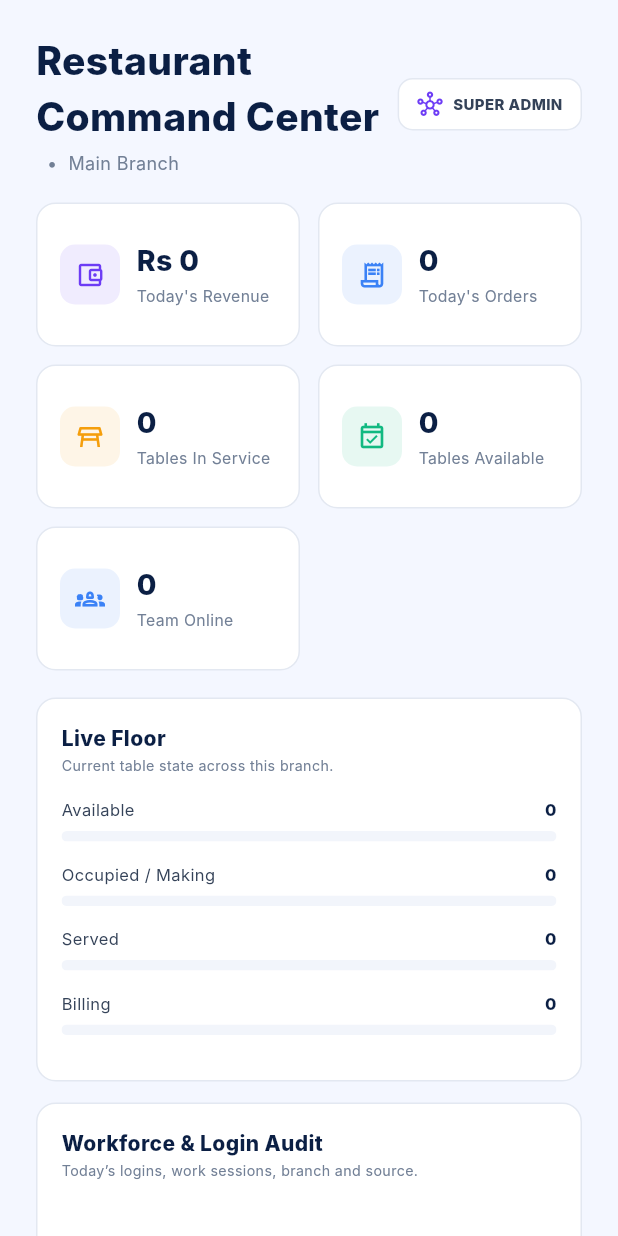
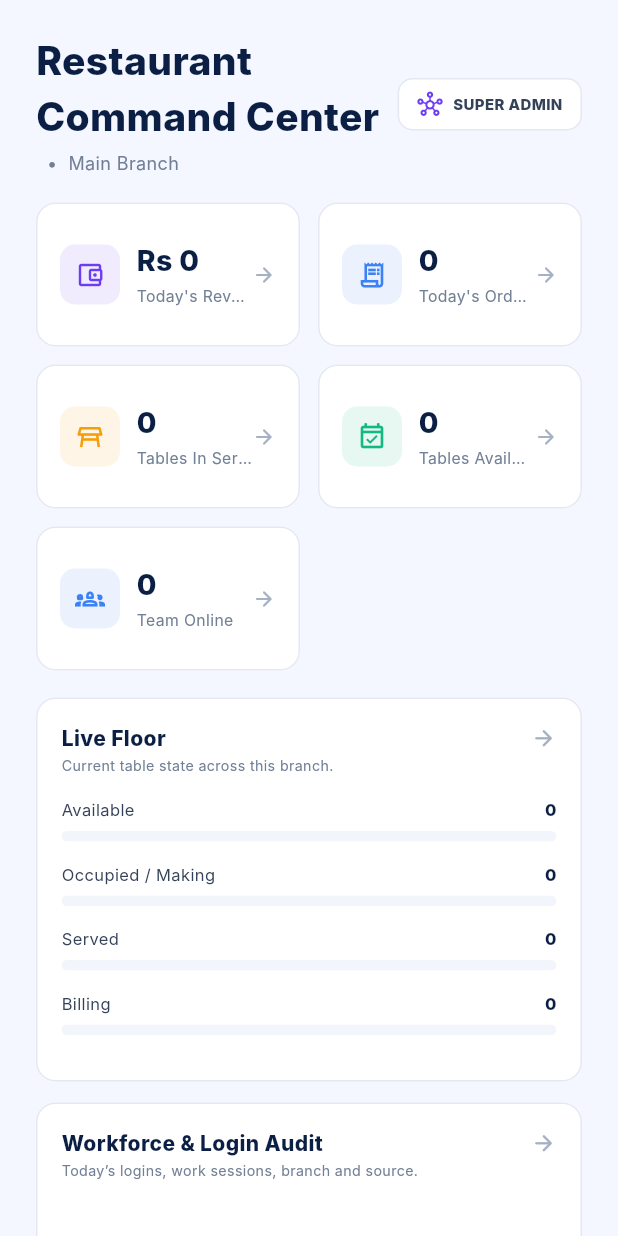
Before and after one commit to tycoontecnologies/POS-AI-Restaurant, a Flutter app: the RestaurantCommandCenterScreen widget shown alone on an empty page, opened directly, on a phone screen of 412 x 824 dp. Run offline on Flutter 3.47's test engine with Material 3 defaults, Android fonts, the phone set to English and light mode, and no system bars; our stand-ins replace cached_network_image, cloud_firestore, firebase_auth, firebase_core, firebase_storage, go_router and 5 more; missing offline and left inert: dart:html, tutorial_coach_mark, universal_html; accounts and stored records are empty; network calls fail; Roboto replaces fonts that are missing (Inter).

Commit message:
Make command center metrics and panels clickable

```diff
--- a/lib/screens/restaurant_command_center_screen.dart
+++ b/lib/screens/restaurant_command_center_screen.dart
@@ -1,11 +1,13 @@
 import 'package:cloud_firestore/cloud_firestore.dart';
 import 'package:flutter/material.dart';
+import 'package:go_router/go_router.dart';
 import 'package:provider/provider.dart';
 import 'package:pos/models/sale.dart';
 import 'package:pos/models/table.dart';
 import 'package:pos/providers/auth_provider.dart';
 import 'package:pos/providers/sale_provider.dart';
 import 'package:pos/providers/table_provider.dart';
+import 'package:pos/routes/app_router.dart';
 import 'package:pos/utils/app_colors.dart';
 
 class RestaurantCommandCenterScreen extends StatefulWidget {
@@ -38,10 +40,8 @@ class _RestaurantCommandCenterScreenState extends State<RestaurantCommandCenterS
 
   @override
   Widget build(BuildContext context) {
-    final auth = context.watch<AuthProvider>();
-    final user = auth.currentUser;
+    final user = context.watch<AuthProvider>().currentUser;
     if (user == null) return const Center(child: CircularProgressIndicator());
-
     final tables = context.watch<TableProvider>().tables;
     final sales = context.watch<SaleProvider>().sales;
     final todaySales = sales.where((s) => _today(s.createdAt)).toList();
@@ -66,7 +66,7 @@ class _RestaurantCommandCenterScreenState extends State<RestaurantCommandCenterS
               child: Row(children: [
                 const Icon(Icons.hub_outlined, size: 17, color: AppColors.primary),
                 const SizedBox(width: 7),
-                Text(user.isSuperAdmin ? 'SUPER ADMIN' : 'ADMIN', style: const TextStyle(fontSize: 10, fontWeight: FontWeight.w800, color: AppColors.grey700)),
+                Text(user.isSuperAdmin ? 'SUPER ADMIN' : user.role.name.toUpperCase(), style: const TextStyle(fontSize: 10, fontWeight: FontWeight.w800, color: AppColors.grey700)),
               ]),
             ),
           ]),
@@ -74,18 +74,18 @@ class _RestaurantCommandCenterScreenState extends State<RestaurantCommandCenterS
           LayoutBuilder(builder: (_, c) {
             final width = c.maxWidth >= 1100 ? (c.maxWidth - 48) / 5 : c.maxWidth >= 760 ? (c.maxWidth - 24) / 3 : (c.maxWidth - 12) / 2;
             return Wrap(spacing: 12, runSpacing: 12, children: [
-              _Kpi(width: width, label: "Today's Revenue", value: 'Rs ${revenue.toStringAsFixed(0)}', icon: Icons.account_balance_wallet_outlined, accent: AppColors.primary),
-              _Kpi(width: width, label: "Today's Orders", value: '${todaySales.length}', icon: Icons.receipt_long_outlined, accent: AppColors.info),
-              _Kpi(width: width, label: 'Tables In Service', value: '$activeTables', icon: Icons.table_restaurant_outlined, accent: AppColors.warning),
-              _Kpi(width: width, label: 'Tables Available', value: '$availableTables', icon: Icons.event_available_outlined, accent: AppColors.success),
-              _LiveWorkforceKpi(width: width, restaurantId: user.id),
+              _Kpi(width: width, label: "Today's Revenue", value: 'Rs ${revenue.toStringAsFixed(0)}', icon: Icons.account_balance_wallet_outlined, accent: AppColors.primary, onTap: () => context.go(AppRouter.sales)),
+              _Kpi(width: width, label: "Today's Orders", value: '${todaySales.length}', icon: Icons.receipt_long_outlined, accent: AppColors.info, onTap: () => context.go(AppRouter.orders)),
+              _Kpi(width: width, label: 'Tables In Service', value: '$activeTables', icon: Icons.table_restaurant_outlined, accent: AppColors.warning, onTap: () => context.go(AppRouter.tables)),
+              _Kpi(width: width, label: 'Tables Available', value: '$availableTables', icon: Icons.event_available_outlined, accent: AppColors.success, onTap: () => context.go(AppRouter.tables)),
+              _LiveWorkforceKpi(width: width, restaurantId: user.id, onTap: () => context.go(AppRouter.usersRoles)),
             ]);
           }),
           const SizedBox(height: 18),
           LayoutBuilder(builder: (_, c) {
             final stacked = c.maxWidth < 980;
-            final floor = _LiveFloor(tables: tables);
-            final workforce = _WorkforceAudit(restaurantId: user.id);
+            final floor = _PanelLink(title: 'Live Floor', subtitle: 'Current table state across this branch.', onTap: () => context.go(AppRouter.tables), child: _LiveFloorBody(tables: tables));
+            final workforce = _PanelLink(title: 'Workforce & Login Audit', subtitle: 'Today’s logins, work sessions, branch and source.', onTap: () => context.go(AppRouter.usersRoles), child: _WorkforceAuditBody(restaurantId: user.id));
             if (stacked) return Column(children: [floor, const SizedBox(height: 14), workforce]);
             return Row(crossAxisAlignment: CrossAxisAlignment.start, children: [
               Expanded(flex: 5, child: floor),
@@ -94,7 +94,12 @@ class _RestaurantCommandCenterScreenState extends State<RestaurantCommandCenterS
             ]);
           }),
           const SizedBox(height: 14),
-          _RecentSales(sales: sales.take(8).toList()),
+          _PanelLink(
+            title: 'Recent Transactions',
+            subtitle: 'Latest sales recorded by the restaurant.',
+            onTap: () => context.go(AppRouter.sales),
+            child: _RecentSalesBody(sales: sales.take(8).toList()),
+          ),
         ]),
       ),
     );
@@ -107,14 +112,21 @@ class _Kpi extends StatelessWidget {
   final String value;
   final IconData icon;
   final Color accent;
-  const _Kpi({required this.width, required this.label, required this.value, required this.icon, required this.accent});
+  final VoidCallback onTap;
+  const _Kpi({required this.width, required this.label, required this.value, required this.icon, required this.accent, required this.onTap});
 
   @override
-  Widget build(BuildContext context) => Container(
+  Widget build(BuildContext context) => Material(
+    color: Colors.white,
+    borderRadius: BorderRadius.circular(13),
+    child: InkWell(
+      onTap: onTap,
+      borderRadius: BorderRadius.circular(13),
+      child: Container(
         width: width,
         height: 96,
         padding: const EdgeInsets.all(15),
-    decoration: BoxDecoration(color: Colors.white, borderRadius: BorderRadius.circular(13), border: Border.all(color: AppColors.outlineLight)),
+        decoration: BoxDecoration(borderRadius: BorderRadius.circular(13), border: Border.all(color: AppColors.outlineLight)),
         child: Row(children: [
           Container(width: 40, height: 40, decoration: BoxDecoration(color: accent.withValues(alpha: .10), borderRadius: BorderRadius.circular(10)), child: Icon(icon, color: accent, size: 20)),
           const SizedBox(width: 11),
@@ -123,14 +135,18 @@ class _Kpi extends StatelessWidget {
             const SizedBox(height: 3),
             Text(label, maxLines: 1, overflow: TextOverflow.ellipsis, style: const TextStyle(fontSize: 10.5, color: AppColors.grey500)),
           ])),
+          const Icon(Icons.arrow_forward_rounded, size: 16, color: AppColors.grey400),
         ]),
+      ),
+    ),
   );
 }
 
 class _LiveWorkforceKpi extends StatelessWidget {
   final double width;
   final String restaurantId;
-  const _LiveWorkforceKpi({required this.width, required this.restaurantId});
+  final VoidCallback onTap;
+  const _LiveWorkforceKpi({required this.width, required this.restaurantId, required this.onTap});
 
   @override
   Widget build(BuildContext context) {
@@ -140,32 +156,27 @@ class _LiveWorkforceKpi extends StatelessWidget {
       stream: FirebaseFirestore.instance.collection('vendors').doc(restaurantId).collection('auditSessions').where('loginAt', isGreaterThanOrEqualTo: Timestamp.fromDate(start)).snapshots(),
       builder: (_, snap) {
         final activeUsers = (snap.data?.docs ?? []).where((d) => d.data()['active'] == true).map((d) => d.data()['authUid']).toSet().length;
-        return _Kpi(width: width, label: 'Team Online', value: '$activeUsers', icon: Icons.groups_2_outlined, accent: AppColors.secondary);
+        return _Kpi(width: width, label: 'Team Online', value: '$activeUsers', icon: Icons.groups_2_outlined, accent: AppColors.secondary, onTap: onTap);
       },
     );
   }
 }
 
-class _LiveFloor extends StatelessWidget {
+class _LiveFloorBody extends StatelessWidget {
   final List<RestaurantTable> tables;
-  const _LiveFloor({required this.tables});
-
+  const _LiveFloorBody({required this.tables});
   @override
   Widget build(BuildContext context) {
     final available = tables.where((t) => t.status == TableStatus.empty).length;
     final occupied = tables.where((t) => t.status == TableStatus.occupied).length;
     final served = tables.where((t) => t.status == TableStatus.served).length;
     final billing = tables.where((t) => t.status == TableStatus.cleared).length;
-    return _Panel(
-      title: 'Live Floor',
-      subtitle: 'Current table state across this branch.',
-      child: Column(children: [
+    return Column(children: [
       _StatusLine('Available', available, tables.length, AppColors.success),
       _StatusLine('Occupied / Making', occupied, tables.length, AppColors.warning),
       _StatusLine('Served', served, tables.length, AppColors.info),
       _StatusLine('Billing', billing, tables.length, AppColors.primary),
-      ]),
-    );
+    ]);
   }
 }
 
@@ -189,18 +200,14 @@ class _StatusLine extends StatelessWidget {
   }
 }
 
-class _WorkforceAudit extends StatelessWidget {
+class _WorkforceAuditBody extends StatelessWidget {
   final String restaurantId;
-  const _WorkforceAudit({required this.restaurantId});
-
+  const _WorkforceAuditBody({required this.restaurantId});
   @override
   Widget build(BuildContext context) {
     final now = DateTime.now();
     final start = DateTime(now.year, now.month, now.day);
-    return _Panel(
-      title: 'Workforce & Login Audit',
-      subtitle: 'Today’s logins, work sessions, branch and source.',
-      child: StreamBuilder<QuerySnapshot<Map<String, dynamic>>>(
+    return StreamBuilder<QuerySnapshot<Map<String, dynamic>>>(
       stream: FirebaseFirestore.instance.collection('vendors').doc(restaurantId).collection('auditSessions').where('loginAt', isGreaterThanOrEqualTo: Timestamp.fromDate(start)).orderBy('loginAt', descending: true).limit(10).snapshots(),
       builder: (_, snap) {
         if (snap.connectionState == ConnectionState.waiting) return const SizedBox(height: 210, child: Center(child: CircularProgressIndicator()));
@@ -208,7 +215,6 @@ class _WorkforceAudit extends StatelessWidget {
         if (docs.isEmpty) return const SizedBox(height: 210, child: Center(child: Text('No login sessions recorded today.', style: TextStyle(color: AppColors.grey500))));
         return Column(children: docs.map((d) => _SessionRow(data: d.data())).toList());
       },
-      ),
     );
   }
 }
@@ -242,15 +248,11 @@ class _SessionRow extends StatelessWidget {
   }
 }
 
-class _RecentSales extends StatelessWidget {
+class _RecentSalesBody extends StatelessWidget {
   final List<Sale> sales;
-  const _RecentSales({required this.sales});
+  const _RecentSalesBody({required this.sales});
   @override
-  Widget build(BuildContext context) {
-    return _Panel(
-      title: 'Recent Transactions',
-      subtitle: 'Latest sales recorded by the restaurant.',
-      child: sales.isEmpty
+  Widget build(BuildContext context) => sales.isEmpty
       ? const SizedBox(height: 100, child: Center(child: Text('No recent sales.', style: TextStyle(color: AppColors.grey500))))
       : Column(children: sales.map((s) => Container(
           padding: const EdgeInsets.symmetric(vertical: 10),
@@ -263,26 +265,33 @@ class _RecentSales extends StatelessWidget {
             const SizedBox(width: 20),
             Text('Rs ${s.total.toStringAsFixed(0)}', style: const TextStyle(fontSize: 11, fontWeight: FontWeight.w800)),
           ]),
-            )).toList()),
-    );
-  }
+        )).toList());
 }
 
-class _Panel extends StatelessWidget {
+class _PanelLink extends StatelessWidget {
   final String title;
   final String subtitle;
   final Widget child;
-  const _Panel({required this.title, required this.subtitle, required this.child});
+  final VoidCallback onTap;
+  const _PanelLink({required this.title, required this.subtitle, required this.child, required this.onTap});
   @override
-  Widget build(BuildContext context) => Container(
+  Widget build(BuildContext context) => Material(
+    color: Colors.white,
+    borderRadius: BorderRadius.circular(13),
+    child: InkWell(
+      onTap: onTap,
+      borderRadius: BorderRadius.circular(13),
+      child: Container(
         padding: const EdgeInsets.all(16),
-    decoration: BoxDecoration(color: Colors.white, borderRadius: BorderRadius.circular(13), border: Border.all(color: AppColors.outlineLight)),
+        decoration: BoxDecoration(borderRadius: BorderRadius.circular(13), border: Border.all(color: AppColors.outlineLight)),
         child: Column(crossAxisAlignment: CrossAxisAlignment.start, children: [
-      Text(title, style: const TextStyle(fontSize: 14, fontWeight: FontWeight.w800, color: AppColors.grey900)),
+          Row(children: [Expanded(child: Text(title, style: const TextStyle(fontSize: 14, fontWeight: FontWeight.w800, color: AppColors.grey900))), const Icon(Icons.arrow_forward_rounded, size: 17, color: AppColors.grey400)]),
           const SizedBox(height: 2),
           Text(subtitle, style: const TextStyle(fontSize: 9.5, color: AppColors.grey500)),
           const SizedBox(height: 14),
-      child,
+          IgnorePointer(child: child),
         ]),
+      ),
+    ),
   );
 }
```
Lines whose indentation alone changed are shown as unchanged.
